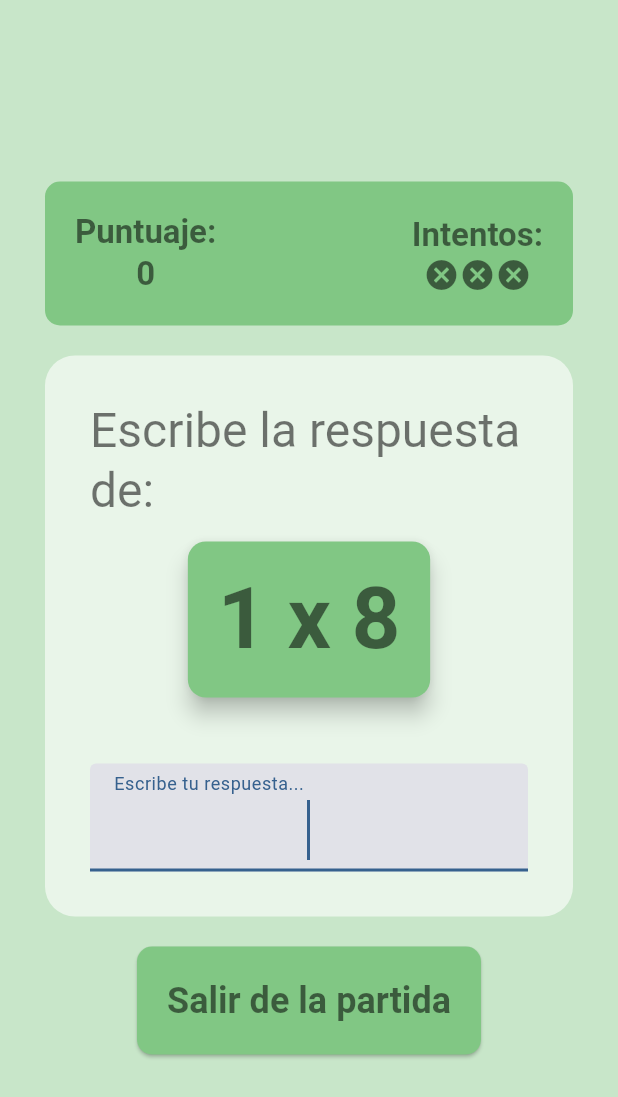
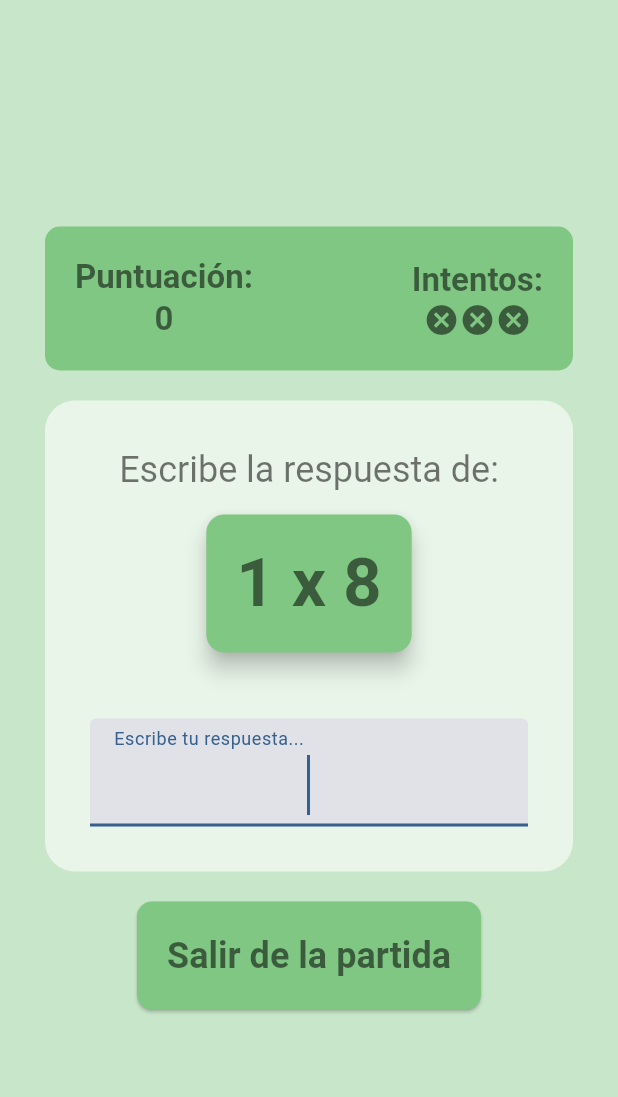
Before and after one commit to MayorTom4815/multipliquendo, a Flutter app: the screen it shows after launch, after a tap on "Facíl", on a phone screen of 412 x 824 dp. Shown: the top 1097 px of the screen. Run offline on Flutter 3.47's test engine with Material 3 defaults, Android fonts, the phone set to English and light mode, and no system bars; our stand-ins replace audioplayers.

Commit message:
Font, spell and  compiling fixes

```diff
--- a/lib/globals.dart
+++ b/lib/globals.dart
@@ -3,12 +3,12 @@ import 'package:flutter/material.dart';
 import 'package:audioplayers/audioplayers.dart';
 import 'dart:math';
 
-enum DIFFICULTS { easy, normal, hard }
+enum DIFFICULT { easy, normal, hard }
 String nameProjects = "Multipliquendo";
-DIFFICULTS currentDifficult = DIFFICULTS.easy;
+DIFFICULT currentDifficult = DIFFICULT.easy;
 int bestScore = 0;
 
-final Map effects = {
+final Map sfxDict = {
   "button_pressed" : "sfx/button_pressed.wav",
   "correct" : "sfx/correct.wav",
   "error" : "sfx/error.wav",
@@ -19,7 +19,7 @@ void playSound(String effect) async{
   await AudioPlayer().play(AssetSource(effect), mode: PlayerMode.lowLatency);
 }
 
-void trasitionPager(BuildContext context, page){
+void transitionPager(BuildContext context, page){
   Navigator.push(context, PageRouteBuilder(
     pageBuilder: (context, animation, secondaryAnimation) => page,
 
@@ -35,28 +35,27 @@ void trasitionPager(BuildContext context, page){
   ));
 }
 
-
-class MultHandle {
+class MultiplicateHandle {
   final Random _rand = Random();
   List<int> numbers = [];
   int res = 1;
 
-  void regenateNumbers() {
+  void regenerateNumbers() {
     numbers.clear();
     res = 1;
 
     switch (currentDifficult) {
-      case DIFFICULTS.easy:
+      case DIFFICULT.easy:
         for (var i = 0; i < 2; i++) {
           numbers.add(_rand.nextInt(10) + 1);
         }
 
-      case DIFFICULTS.normal:
+      case DIFFICULT.normal:
         for (var i = 0; i < 2; i++) {
           numbers.add(_rand.nextInt(100) + 10);
         }
 
-      case DIFFICULTS.hard:
+      case DIFFICULT.hard:
         for (var i = 0; i < 2; i++) {
           numbers.add(_rand.nextInt(100) + 1000);
         }
--- a/lib/views/game.dart
+++ b/lib/views/game.dart
@@ -14,18 +14,18 @@ class GamePage extends StatefulWidget {
 }
 
 class _GamePageState extends State<GamePage> {
-  final MultHandle _comparator = MultHandle();
+  final MultiplicateHandle _comparator = MultiplicateHandle();
   int _score = 0;
-  int _trys = 3;
+  int _tries = 3;
 
-  void _gameover() {
+  void _gameOver() {
     showDialog(
       context: context,
       builder: (context) => GameOverDialog(score: _score),
     );
   }
 
-  void showSnckBar(String title) {
+  void showSnackBar(String title) {
     ScaffoldMessenger.of(context).showSnackBar(
       SnackBar(
         backgroundColor: Colors.black38,
@@ -49,44 +49,44 @@ class _GamePageState extends State<GamePage> {
     int user = value.isNotEmpty ? int.parse(value) : 0;
 
     if (user == _comparator.res) {
-      playSound(effects["correct"]);
-      showSnckBar("¡Correcto!");
+      playSound(sfxDict["correct"]);
+      showSnackBar("¡Correcto!");
 
       setState(() {
         _score += 10;
-        _comparator.regenateNumbers();
+        _comparator.regenerateNumbers();
       });
     } else {
-      playSound(effects["error"]);
-      showSnckBar("Incorrecto...");
+      playSound(sfxDict["error"]);
+      showSnackBar("Incorrecto...");
 
       setState(() {
-        _trys--;
+        _tries--;
       });
     }
 
-    if (_trys == 0) {
+    if (_tries == 0) {
       bestScore = user > bestScore ? user : bestScore;
-      _gameover();
+      _gameOver();
     }
   }
 
   Color _getBGColor() {
     switch (currentDifficult) {
-      case DIFFICULTS.easy:
+      case DIFFICULT.easy:
         return Colors.green.shade100;
 
-      case DIFFICULTS.normal:
+      case DIFFICULT.normal:
         return Colors.yellow.shade100;
 
-      case DIFFICULTS.hard:
+      case DIFFICULT.hard:
         return Colors.red.shade100;
     }
   }
 
   @override
   void initState() {
-    _comparator.regenateNumbers();
+    _comparator.regenerateNumbers();
     super.initState();
   }
 
@@ -105,7 +105,7 @@ class _GamePageState extends State<GamePage> {
           spacing: 20,
 
           children: [
-            ScoreContainer(score: _score, trys: _trys),
+            ScoreContainer(score: _score, tries: _tries),
 
             Container(
               padding: const EdgeInsets.all(30),
@@ -176,26 +176,26 @@ class ExitButton extends DifficultButton {
   void startGame(BuildContext context) {
     super.startGame(context);
 
-    playSound(effects["button_pressed"]!);
-    trasitionPager(context, MainPage());
+    playSound(sfxDict["button_pressed"]!);
+    transitionPager(context, MainPage());
   }
 }
 
 class ScoreContainer extends StatelessWidget {
-  const ScoreContainer({super.key, required this.score, required this.trys});
+  const ScoreContainer({super.key, required this.score, required this.tries});
 
-  final int trys;
+  final int tries;
   final int score;
 
   Color _getBGColor() {
     switch (currentDifficult) {
-      case DIFFICULTS.easy:
+      case DIFFICULT.easy:
         return Colors.green.shade300;
 
-      case DIFFICULTS.normal:
+      case DIFFICULT.normal:
         return Colors.yellow.shade300;
 
-      case DIFFICULTS.hard:
+      case DIFFICULT.hard:
         return Colors.red.shade300;
     }
   }
@@ -219,7 +219,7 @@ class ScoreContainer extends StatelessWidget {
         children: [
           Column(
             children: [
-              Text("Puntuaje:", style: theme),
+              Text("Puntuación:", style: theme),
               Text("$score", style: theme),
             ],
           ),
@@ -231,7 +231,7 @@ class ScoreContainer extends StatelessWidget {
                 mainAxisAlignment: MainAxisAlignment.center,
 
                 children: [
-                  for (var i = 0; i < trys; i++)
+                  for (var i = 0; i < tries; i++)
                     Icon(Icons.cancel, color: Colors.black54),
                 ],
               ),
--- a/lib/views/main_page.dart
+++ b/lib/views/main_page.dart
@@ -12,6 +12,8 @@ class MainPage extends StatelessWidget {
     return Scaffold(
       appBar: AppBar(
         backgroundColor: theme.colorScheme.primary,
+
+        leading: Text(""),
 
         title: Text(
           "Multipliquendo",
@@ -28,7 +30,7 @@ class MainPage extends StatelessWidget {
           crossAxisAlignment: CrossAxisAlignment.center,
           mainAxisAlignment: MainAxisAlignment.spaceEvenly,
 
-          children: [MainTitle(text: "Elije tu dififultad:  "), MainContainer()],
+          children: [MainTitle(text: "Elige tu dificultad:  "), MainContainer()],
         ),
       ),
     );
--- a/lib/widgets/big_card.dart
+++ b/lib/widgets/big_card.dart
@@ -14,13 +14,13 @@ class BigCard extends StatefulWidget {
 class _BigCardState extends State<BigCard> {
   Color _getColor() {
     switch (currentDifficult) {
-      case DIFFICULTS.easy:
+      case DIFFICULT.easy:
         return Colors.green.shade300;
 
-      case DIFFICULTS.normal:
+      case DIFFICULT.normal:
         return Colors.yellow.shade300;
 
-      case DIFFICULTS.hard:
+      case DIFFICULT.hard:
         return Colors.red.shade300;
     }
   }
@@ -37,7 +37,7 @@ class _BigCardState extends State<BigCard> {
       children: [
         Text(
           "Escribe la respuesta de:",
-          style: theme.textTheme.headlineLarge!.copyWith(color: Colors.black54),
+          style: theme.textTheme.headlineSmall!.copyWith(color: Colors.black54),
         ),
 
         Card(
@@ -49,7 +49,7 @@ class _BigCardState extends State<BigCard> {
 
             child: Text(
               "${widget.num1} x ${widget.num2}",
-              style: theme.textTheme.displayLarge!.copyWith(
+              style: theme.textTheme.displayMedium!.copyWith(
                 color: Colors.black54,
                 fontWeight: FontWeight.bold,
               ),
--- a/lib/widgets/difficult_button.dart
+++ b/lib/widgets/difficult_button.dart
@@ -10,14 +10,14 @@ class DifficultButton extends StatefulWidget {
     required this.difficult,
   });
 
-  final DIFFICULTS difficult;
+  final DIFFICULT difficult;
   final String text;
 
   void startGame(BuildContext context) {
     currentDifficult = difficult;
 
-    playSound(effects["button_pressed"]!);
-    trasitionPager(context, GamePage());
+    playSound(sfxDict["button_pressed"]!);
+    transitionPager(context, GamePage());
   }
 
   @override
@@ -27,29 +27,28 @@ class DifficultButton extends StatefulWidget {
 class _DifficultButtonState extends State<DifficultButton> {
 
 
-
   Color _getDefaultColor() {
     switch (widget.difficult) {
-      case DIFFICULTS.easy:
+      case DIFFICULT.easy:
         return Colors.green.shade300;
 
-      case DIFFICULTS.normal:
+      case DIFFICULT.normal:
         return Colors.yellow.shade300;
 
-      case DIFFICULTS.hard:
+      case DIFFICULT.hard:
         return Colors.red.shade300;
     }
   }
 
   Color _getHoveredColor() {
     switch (widget.difficult) {
-      case DIFFICULTS.easy:
+      case DIFFICULT.easy:
         return Colors.green.shade400;
 
-      case DIFFICULTS.normal:
+      case DIFFICULT.normal:
         return Colors.yellow.shade400;
 
-      case DIFFICULTS.hard:
+      case DIFFICULT.hard:
         return Colors.red.shade400;
     }
   }
@@ -82,7 +81,7 @@ class _DifficultButtonState extends State<DifficultButton> {
       ),
 
       onPressed: () => widget.startGame(context),
-      onHover: (changed) => playSound(effects["hovered_button"]),
+      onHover: (changed) => playSound(sfxDict["hovered_button"]),
 
       child: Text(
         widget.text,
--- a/lib/widgets/difficult_container.dart
+++ b/lib/widgets/difficult_container.dart
@@ -5,19 +5,19 @@ import 'package:multipliquendo/widgets/difficult_button.dart';
 class DifficultContainer extends StatelessWidget{
   const DifficultContainer({super.key, required this.description, required this.titleButton, required this.difficult});
 
-  final DIFFICULTS difficult;
+  final DIFFICULT difficult;
   final String titleButton;
   final String description;
 
   Color _getColor(){
     switch(difficult) {
-      case DIFFICULTS.easy:
+      case DIFFICULT.easy:
         return Colors.green.shade100;
 
-      case DIFFICULTS.normal:
+      case DIFFICULT.normal:
         return Colors.yellow.shade100;
 
-      case DIFFICULTS.hard:
+      case DIFFICULT.hard:
         return Colors.red.shade100;
     }
   }
--- a/lib/widgets/game_over_dialog.dart
+++ b/lib/widgets/game_over_dialog.dart
@@ -50,7 +50,7 @@ class GameOverDialog extends StatelessWidget {
 
               children: [
                 TextButton(
-                  onPressed: () => trasitionPager(context, MainPage()),
+                  onPressed: () => transitionPager(context, MainPage()),
 
                   style: TextButton.styleFrom(
                     padding: EdgeInsets.all(20),
@@ -69,7 +69,7 @@ class GameOverDialog extends StatelessWidget {
                 ),
 
                 FilledButton.icon(
-                  onPressed: () => trasitionPager(context, GamePage()),
+                  onPressed: () => transitionPager(context, GamePage()),
 
                   style: FilledButton.styleFrom(
                     shape: RoundedRectangleBorder(
--- a/lib/widgets/homemaincontainer.dart
+++ b/lib/widgets/homemaincontainer.dart
@@ -55,19 +55,19 @@ class _MainContainerState extends State<MainContainer>
             DifficultContainer(
               description: "Multiplicaciones del 1 al 10",
               titleButton: "Facíl",
-              difficult: DIFFICULTS.easy,
+              difficult: DIFFICULT.easy,
             ),
 
             DifficultContainer(
               description: "Multiplicaciones del 10 al 100",
               titleButton: "Normal",
-              difficult: DIFFICULTS.normal,
+              difficult: DIFFICULT.normal,
             ),
 
             DifficultContainer(
               description: "Multiplicaciones del 100 al 1000",
               titleButton: "Dificíl",
-              difficult: DIFFICULTS.hard,
+              difficult: DIFFICULT.hard,
             ),
           ],
         ),
```
Also changed, not shown: pubspec.yaml (+11 -2 lines), pubspec.lock, 3 other files.
